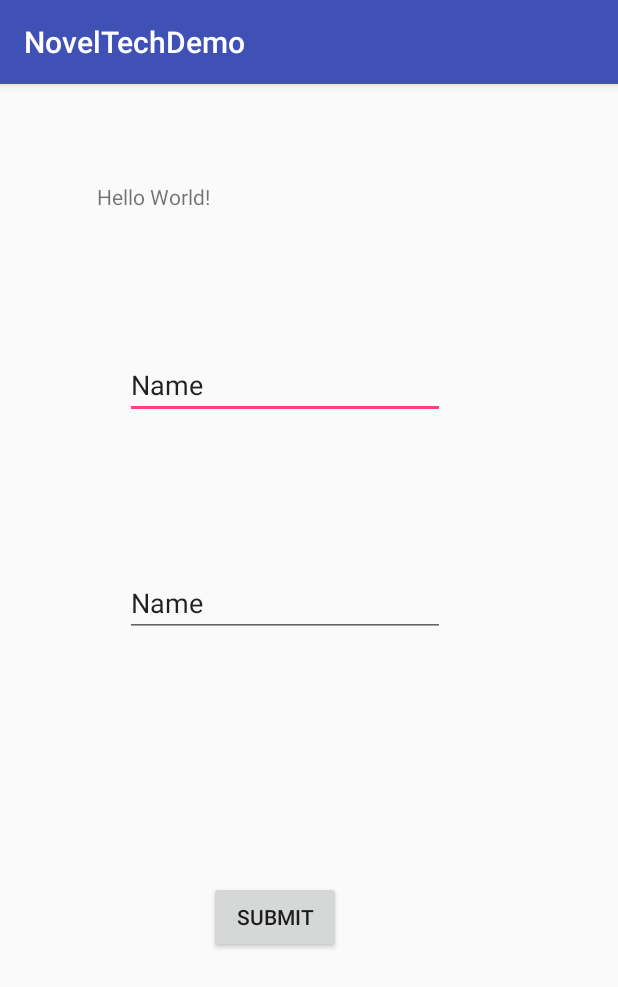
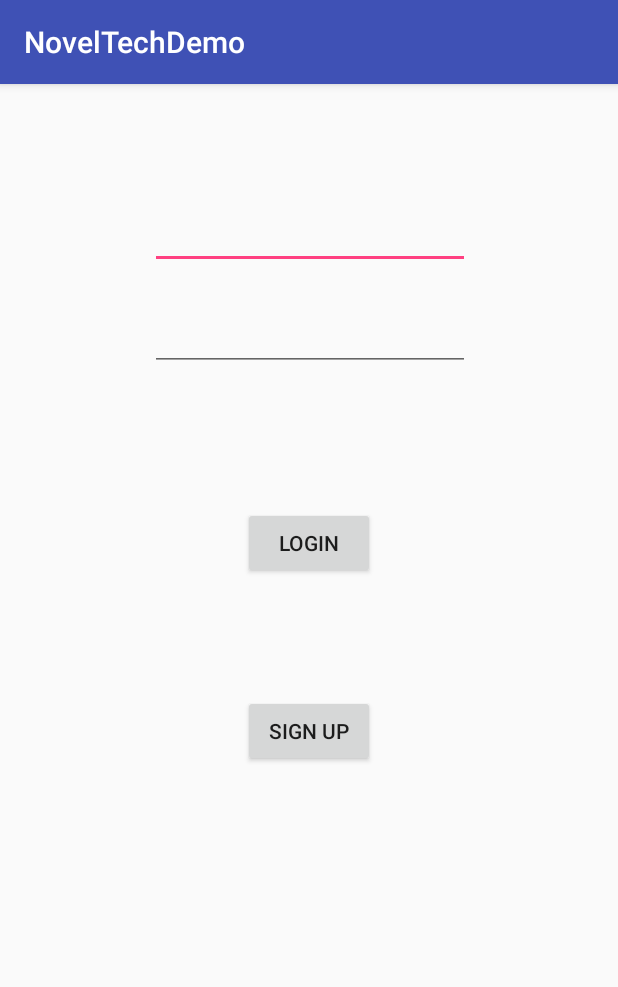
Before and after one commit to modnikhil/Quotebook, an Android app: the screen it shows after launch (MainActivity before the commit, LoginActivity after it), on a phone screen of 412 x 824 dp. Shown: the top 987 px of the screen. Run offline under Robolectric (Android 15) with nearby library versions, the phone set to English and light mode, and no system bars; our stand-ins replace Firebase (no records; nobody signed in at launch, a user with empty details on screens opened directly).

```diff
--- /dev/null
+++ b/app/src/main/java/com/example/nikhilmodak/noveltechdemo/LoginActivity.java
@@ -0,0 +1,158 @@
+package com.example.nikhilmodak.noveltechdemo;
+
+import android.content.Intent;
+import android.net.Uri;
+import android.support.annotation.NonNull;
+import android.support.v7.app.AppCompatActivity;
+import android.os.Bundle;
+import android.util.Log;
+import android.view.View;
+import android.widget.Button;
+import android.widget.EditText;
+import android.widget.TextView;
+import android.widget.Toast;
+
+import com.google.android.gms.tasks.OnCompleteListener;
+import com.google.android.gms.tasks.Task;
+import com.google.firebase.auth.AuthResult;
+import com.google.firebase.auth.FirebaseAuth;
+import com.google.firebase.auth.FirebaseUser;
+
+/**
+ * This activity represents the first Activity the user
+ * will see upon opening up the app. It is the login page where
+ * the user will need to enter their email and password into
+ * the text fields to validate their membership. Or, if they choose,
+ * they can sign up for a membership.
+ */
+public class LoginActivity extends AppCompatActivity {
+
+    private FirebaseAuth mAuth;
+    private FirebaseAuth.AuthStateListener mAuthListener;
+
+    private EditText mEmailEditText;
+    private EditText mPswdEditText;
+    private Button mLoginButton;
+    private Button mSignUpButton;
+
+    /**
+     * This method is called when the activity is first
+     * launched. It calls functions that initialize the
+     * @param savedInstanceState
+     */
+    @Override
+    protected void onCreate(Bundle savedInstanceState) {
+        super.onCreate(savedInstanceState);
+        setContentView(R.layout.activity_login);
+
+        initializeFirebaseFields();
+        initializeUIFields();
+    }
+
+    @Override
+    public void onStart() {
+        super.onStart();
+        mAuth.addAuthStateListener(mAuthListener);
+    }
+
+    @Override
+    public void onStop() {
+        super.onStop();
+        if (mAuthListener != null) {
+            mAuth.removeAuthStateListener(mAuthListener);
+        }
+    }
+
+    private void initializeFirebaseFields() {
+        mAuth = FirebaseAuth.getInstance();
+        mAuthListener = new FirebaseAuth.AuthStateListener() {
+            @Override
+            public void onAuthStateChanged(@NonNull FirebaseAuth firebaseAuth) {
+                FirebaseUser user = firebaseAuth.getCurrentUser();
+                if (user != null) {
+                    // User is signed in
+                    Log.d("TAG", "onAuthStateChanged:signed_in:" + user.getUid());
+                } else {
+                    // User is signed out
+                    Log.d("TAG", "onAuthStateChanged:signed_out");
+                }
+            }
+        };
+    }
+
+    private void initializeUIFields() {
+        mEmailEditText = (EditText) findViewById(R.id.emailEditText);
+        mPswdEditText = (EditText) findViewById(R.id.pswdEditText);
+        mLoginButton = (Button) findViewById(R.id.loginButton);
+        mSignUpButton = (Button) findViewById(R.id.signButton);
+
+        mSignUpButton.setOnClickListener(new View.OnClickListener() {
+            @Override
+            public void onClick(View v) {
+                String email = mEmailEditText.getText().toString();
+                String password = mPswdEditText.getText().toString();
+                createAccount(email, password);
+            }
+        });
+
+        mLoginButton.setOnClickListener(new View.OnClickListener() {
+            @Override
+            public void onClick(View v) {
+                String email = mEmailEditText.getText().toString();
+                String password = mPswdEditText.getText().toString();
+                signIn(email, password);
+            }
+        });
+    }
+
+
+    private void createAccount(String email, String password) {
+        mAuth.createUserWithEmailAndPassword(email, password)
+                .addOnCompleteListener(this, new OnCompleteListener<AuthResult>() {
+                    @Override
+                    public void onComplete(@NonNull Task<AuthResult> task) {
+                        Log.d("Tag", "createUserWithEmail:onComplete:" + task.isSuccessful());
+
+                        // If sign in fails, display a message to the user. If sign in succeeds
+                        // the auth state listener will be notified and logic to handle the
+                        // signed in user can be handled in the listener.
+                        if (!task.isSuccessful()) {
+                            Toast.makeText(LoginActivity.this,
+                                    "An account with this email already exists",
+                                    Toast.LENGTH_SHORT).show();
+                        }
+                    }
+                });
+    }
+
+    private void signIn(String email, String password) {
+        mAuth.signInWithEmailAndPassword(email, password)
+                .addOnCompleteListener(this, new OnCompleteListener<AuthResult>() {
+                    @Override
+                    public void onComplete(@NonNull Task<AuthResult> task) {
+                        Log.d("TAG", "signInWithEmail:onComplete:" + task.isSuccessful());
+
+                        // If sign in fails, display a message to the user. If sign in succeeds
+                        // the auth state listener will be notified and logic to handle the
+                        // signed in user can be handled in the listener.
+                        if (!task.isSuccessful()) {
+                            Log.w("TAG", "signInWithEmail:failed", task.getException());
+                            Toast.makeText(LoginActivity.this, "Fail",
+                                    Toast.LENGTH_SHORT).show();
+                        }
+                        else {
+                            Intent intent = new Intent(getApplicationContext(), MainActivity.class);
+                            intent.putExtra("string", "hey");
+                            FirebaseUser user = FirebaseAuth.getInstance().getCurrentUser();
+                            if (user != null) {
+                                // The user's ID, unique to the Firebase project. Do NOT use this value to
+                                // authenticate with your backend server, if you have one. Use
+                                // FirebaseUser.getToken() instead.
+                                //intent.putExtra("User", user);
+                            }
+                            getApplicationContext().startActivity(intent);
+                        }
+                    }
+                });
+    }
+}
--- /dev/null
+++ b/app/src/main/res/layout/activity_login.xml
@@ -0,0 +1,73 @@
+<?xml version="1.0" encoding="utf-8"?>
+<android.support.constraint.ConstraintLayout xmlns:android="http://schemas.android.com/apk/res/android"
+    xmlns:app="http://schemas.android.com/apk/res-auto"
+    xmlns:tools="http://schemas.android.com/tools"
+    android:layout_width="match_parent"
+    android:layout_height="match_parent"
+    tools:context="com.example.nikhilmodak.noveltechdemo.LoginActivity">
+
+    <EditText
+        android:id="@+id/emailEditText"
+        android:layout_width="wrap_content"
+        android:layout_height="wrap_content"
+        android:layout_marginBottom="8dp"
+        android:layout_marginLeft="8dp"
+        android:layout_marginRight="8dp"
+        android:layout_marginTop="8dp"
+        android:ems="10"
+        android:inputType="textEmailAddress"
+        app:layout_constraintBottom_toBottomOf="parent"
+        app:layout_constraintHorizontal_bias="0.503"
+        app:layout_constraintLeft_toLeftOf="parent"
+        app:layout_constraintRight_toRightOf="parent"
+        app:layout_constraintTop_toTopOf="parent"
+        app:layout_constraintVertical_bias="0.099"
+        tools:text="email" />
+
+    <EditText
+        android:id="@+id/pswdEditText"
+        android:layout_width="wrap_content"
+        android:layout_height="wrap_content"
+        android:layout_marginBottom="8dp"
+        android:layout_marginLeft="8dp"
+        android:layout_marginRight="8dp"
+        android:layout_marginTop="8dp"
+        android:ems="10"
+        android:inputType="textPassword"
+        app:layout_constraintBottom_toBottomOf="parent"
+        app:layout_constraintHorizontal_bias="0.503"
+        app:layout_constraintLeft_toLeftOf="parent"
+        app:layout_constraintRight_toRightOf="parent"
+        app:layout_constraintTop_toBottomOf="@+id/emailEditText"
+        app:layout_constraintVertical_bias="0.025" />
+
+    <Button
+        android:id="@+id/loginButton"
+        android:layout_width="wrap_content"
+        android:layout_height="wrap_content"
+        android:layout_marginBottom="8dp"
+        android:layout_marginLeft="8dp"
+        android:layout_marginRight="8dp"
+        android:layout_marginTop="8dp"
+        android:text="Login"
+        app:layout_constraintBottom_toBottomOf="parent"
+        app:layout_constraintLeft_toLeftOf="parent"
+        app:layout_constraintRight_toRightOf="parent"
+        app:layout_constraintTop_toBottomOf="@+id/pswdEditText"
+        app:layout_constraintVertical_bias="0.161" />
+
+    <Button
+        android:id="@+id/signButton"
+        android:layout_width="wrap_content"
+        android:layout_height="wrap_content"
+        android:layout_marginBottom="8dp"
+        android:layout_marginLeft="8dp"
+        android:layout_marginRight="8dp"
+        android:layout_marginTop="8dp"
+        android:text="Sign Up"
+        app:layout_constraintBottom_toBottomOf="parent"
+        app:layout_constraintLeft_toLeftOf="parent"
+        app:layout_constraintRight_toRightOf="parent"
+        app:layout_constraintTop_toBottomOf="@+id/loginButton"
+        app:layout_constraintVertical_bias="0.185" />
+</android.support.constraint.ConstraintLayout>
--- /dev/null
+++ b/app/src/main/res/values/dimens.xml
@@ -0,0 +1,5 @@
+<resources>
+    <!-- Default screen margins, per the Android Design guidelines. -->
+    <dimen name="activity_horizontal_margin">16dp</dimen>
+    <dimen name="activity_vertical_margin">16dp</dimen>
+</resources>
--- /dev/null
+++ b/settings.gradle
@@ -0,0 +1 @@
+include ':app'
```
Also changed, not shown: app/build.gradle (added, +42 -0 lines), app/src/main/AndroidManifest.xml (+15 -1 lines), app/src/main/java/com/example/nikhilmodak/noveltechdemo/MainActivity.java (+19 -17 lines), app/src/main/res/values/strings.xml (+14 -0 lines), build.gradle (added, +24 -0 lines), gradle.properties (added, +17 -0 lines), gradle/wrapper/gradle-wrapper.properties (added), 2 other files.
